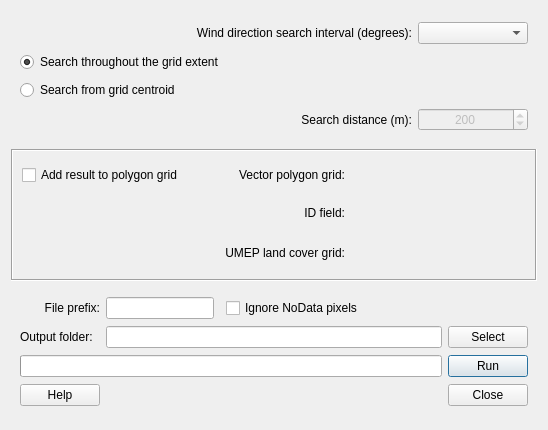
Qt form LandCoverFractionGrid/landcoverfraction_grid_dialog_base.ui (UMEP-dev/UMEP) before a commit.
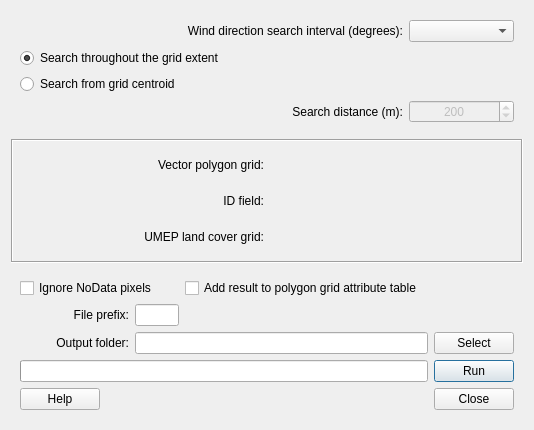
The same form after that commit.

What changed in the file:
```diff
--- a/LandCoverFractionGrid/landcoverfraction_grid_dialog_base.ui
+++ b/LandCoverFractionGrid/landcoverfraction_grid_dialog_base.ui
@@ -6,7 +6,7 @@
    <rect>
     <x>0</x>
     <y>0</y>
-    <width>548</width>
+    <width>515</width>
     <height>430</height>
    </rect>
   </property>
@@ -182,16 +182,6 @@
         </property>
        </widget>
       </item>
-      <item row="1" column="0">
-       <widget class="QCheckBox" name="addResultToGrid">
-        <property name="toolTip">
-         <string>&lt;html&gt;&lt;head/&gt;&lt;body&gt;&lt;p&gt;Tick this in if you would like to add the isotropic results to the attribute table for your polygon vector grid.&lt;/p&gt;&lt;/body&gt;&lt;/html&gt;</string>
-        </property>
-        <property name="text">
-         <string>Add result to polygon grid</string>
-        </property>
-       </widget>
-      </item>
      </layout>
     </widget>
    </item>
@@ -204,14 +194,14 @@
       <enum>QFrame::Raised</enum>
      </property>
      <layout class="QGridLayout" name="gridLayout_3">
-      <item row="3" column="5">
+      <item row="6" column="6">
        <widget class="QPushButton" name="runButton">
         <property name="text">
          <string>Run</string>
         </property>
        </widget>
       </item>
-      <item row="4" column="5">
+      <item row="7" column="6">
        <widget class="QPushButton" name="closeButton">
         <property name="enabled">
          <bool>true</bool>
@@ -221,24 +211,24 @@
         </property>
        </widget>
       </item>
-      <item row="4" column="0">
+      <item row="7" column="0">
        <widget class="QPushButton" name="helpButton">
         <property name="text">
          <string>Help</string>
         </property>
        </widget>
       </item>
-      <item row="2" column="5">
+      <item row="5" column="6">
        <widget class="QPushButton" name="pushButtonSave">
         <property name="text">
          <string>Select</string>
         </property>
        </widget>
       </item>
-      <item row="2" column="1" colspan="4">
+      <item row="5" column="2" colspan="4">
        <widget class="QLineEdit" name="textOutput"/>
       </item>
-      <item row="3" column="0" colspan="5">
+      <item row="6" column="0" colspan="6">
        <widget class="QProgressBar" name="progressBar">
         <property name="value">
          <number>0</number>
@@ -251,14 +241,20 @@
         </property>
        </widget>
       </item>
-      <item row="2" column="0">
-       <widget class="QLabel" name="label_6">
+      <item row="4" column="2" colspan="2">
+       <widget class="QLineEdit" name="textOutput_prefix"/>
+      </item>
+      <item row="1" column="4">
+       <widget class="QCheckBox" name="addResultToGrid">
+        <property name="toolTip">
+         <string>&lt;html&gt;&lt;head/&gt;&lt;body&gt;&lt;p&gt;Tick this in if you would like to add the isotropic results to the attribute table for your polygon vector grid.&lt;/p&gt;&lt;/body&gt;&lt;/html&gt;</string>
+        </property>
         <property name="text">
-         <string>Output folder:</string>
+         <string>Add result to polygon grid attribute table</string>
         </property>
        </widget>
       </item>
-      <item row="4" column="4">
+      <item row="7" column="3">
        <spacer name="horizontalSpacer_2">
         <property name="orientation">
          <enum>Qt::Horizontal</enum>
@@ -271,7 +267,7 @@
         </property>
        </spacer>
       </item>
-      <item row="1" column="4">
+      <item row="1" column="0" colspan="3">
        <widget class="QCheckBox" name="checkBoxNoData">
         <property name="toolTip">
          <string>Tick this in if NoData pixels should be ignored and calculation of grid should be performed eventhough NoData pixels exists within that grid. Nodata pixels are set to the average pixel values of the DEM.</string>
@@ -281,7 +277,7 @@
         </property>
        </widget>
       </item>
-      <item row="1" column="0">
+      <item row="4" column="0" colspan="2">
        <widget class="QLabel" name="label_9">
         <property name="text">
          <string>File prefix:</string>
@@ -291,8 +287,15 @@
         </property>
        </widget>
       </item>
-      <item row="1" column="1" colspan="2">
-       <widget class="QLineEdit" name="textOutput_prefix"/>
+      <item row="5" column="0" colspan="2">
+       <widget class="QLabel" name="label_6">
+        <property name="text">
+         <string>Output folder:</string>
+        </property>
+        <property name="alignment">
+         <set>Qt::AlignRight|Qt::AlignTrailing|Qt::AlignVCenter</set>
+        </property>
+       </widget>
       </item>
      </layout>
     </widget>
```
